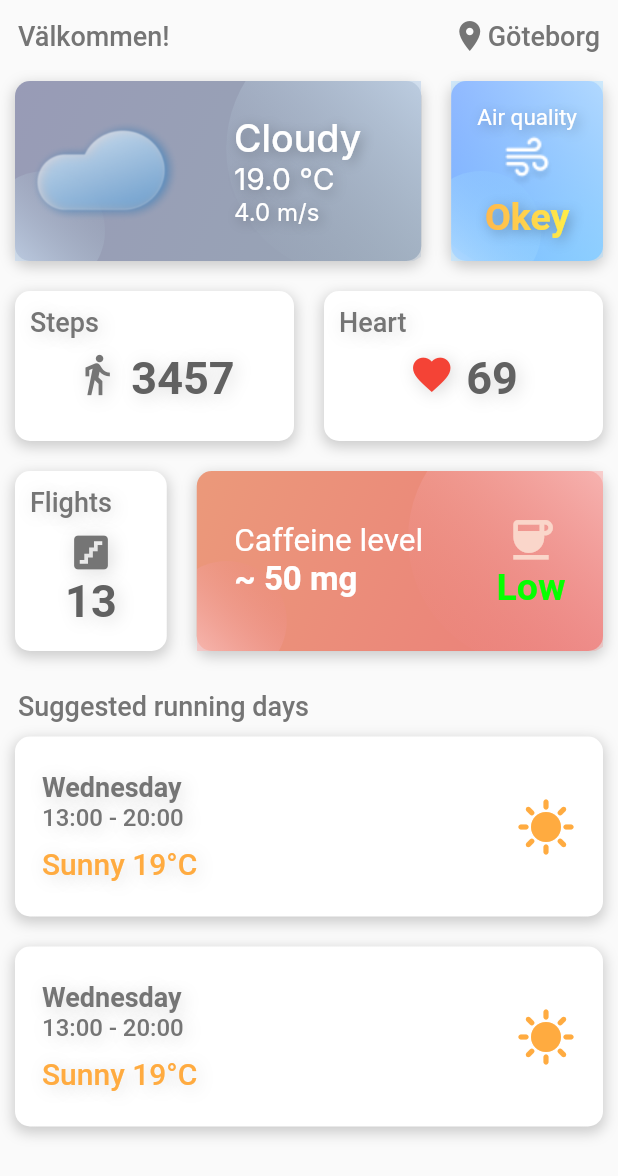
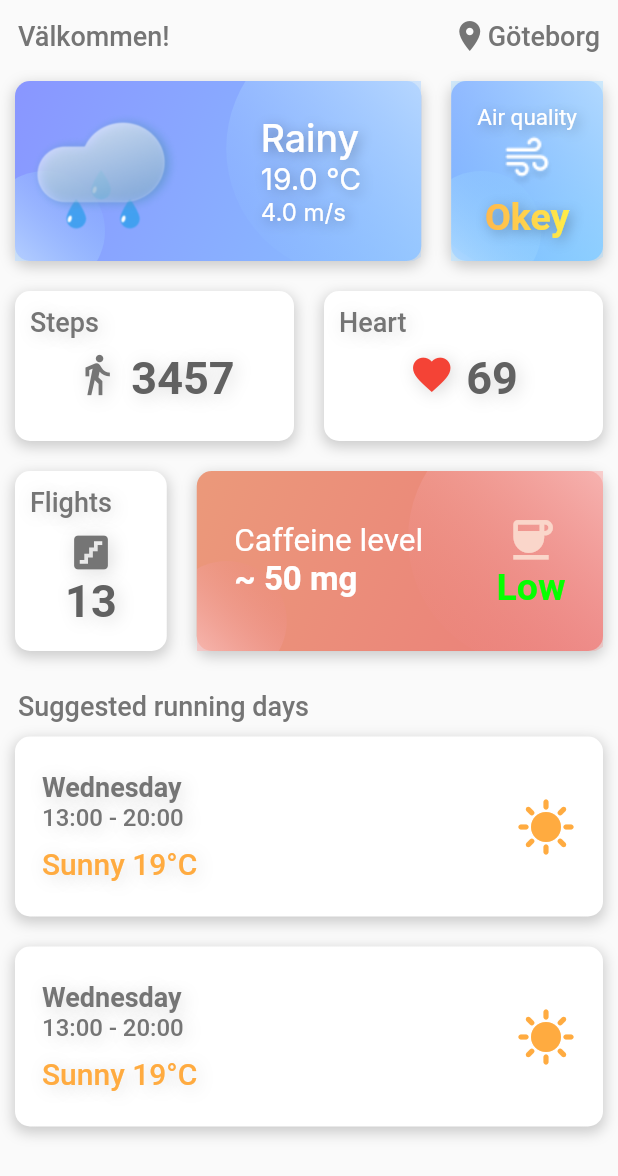
Before and after one commit to rikardro/HarmonyHub, a Flutter app: the screen it shows after launch, on a phone screen of 412 x 824 dp. Shown: the top 1176 px of the screen. Run offline on Flutter 3.47's test engine with Material 2 defaults, Android fonts, the phone set to English and light mode, and no system bars; Roboto replaces fonts that are missing (Inter).

Commit message:
weather card update
Co-Authored-By: andreasmagn <93663766+andreasmagn@users.noreply.github.com>

```diff
--- a/healthapp/lib/dashboard/dashboard_cards/weather_card.dart
+++ b/healthapp/lib/dashboard/dashboard_cards/weather_card.dart
@@ -54,7 +54,7 @@ class WeatherCard extends StatelessWidget {
         }
       case ("Rainy"):
         {
-          return const Color.fromARGB(255, 71, 157, 255);
+          return Color.fromARGB(255, 137, 192, 255);
         }
       case ("Cloudy"):
         {
--- a/healthapp/lib/dashboard/dashboard_view.dart
+++ b/healthapp/lib/dashboard/dashboard_view.dart
@@ -33,7 +33,7 @@ class DashboardView extends StatelessWidget {
             ),
           ),
           Row(
-            children: [const WeatherCard(weather: "Cloudy", degrees: 19, wind: 4), AirQualityCard(quality: "Okey")],
+            children: [const WeatherCard(weather: "Rainy", degrees: 19, wind: 4), AirQualityCard(quality: "Okey")],
           ),
           Row(
             children: [
```
